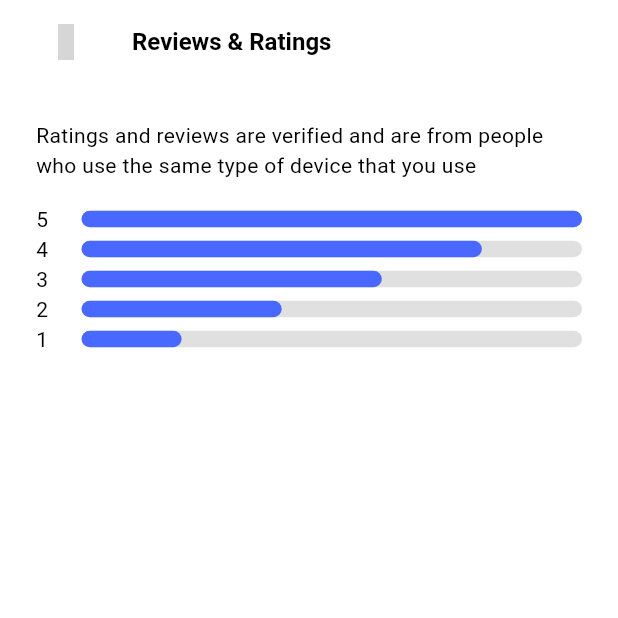
After one commit to Bennerth-gya/maranatha, a Flutter app: the MaranathaProductReviewScreen screen opened directly, on a phone screen of 412 x 824 dp, the top half of it. The commit adds this screen. Run offline on Flutter 3.47's test engine with Material 3 defaults, Android fonts, the phone set to English and light mode, and no system bars; our stand-ins replace carousel_slider, get, get_storage, iconsax, logger, readmore and 1 more; accounts and stored records are empty; Roboto replaces fonts that are missing (Poppins); grey boxes are pictures that could not be loaded.

Commit message:
making updates

```diff
--- a/maranatha/lib/features/shop/product_details/product_details.dart
+++ b/maranatha/lib/features/shop/product_details/product_details.dart
@@ -1,10 +1,13 @@
 import 'package:flutter/material.dart';
+import 'package:get/get.dart';
+import 'package:get/utils.dart';
 import 'package:iconsax/iconsax.dart';
 import 'package:maranatha/common/widgets/texts/section_heading.dart';
 import 'package:maranatha/features/shop/product_details/product_attributes.dart';
 import 'package:maranatha/features/shop/product_details/product_details_image_slider.dart';
 import 'package:maranatha/features/shop/product_details/product_meta_data.dart';
 import 'package:maranatha/features/shop/product_details/rating_share_widget.dart';
+import 'package:maranatha/features/shop/screens/product_review_screen.dart';
 import 'package:maranatha/features/shop/screens/store/widgets/brand_add_to_cart_widgets.dart';
 import 'package:maranatha/utils/constants/sizes.dart';
 import 'package:maranatha/utils/helpers/helper_function.dart';
@@ -85,7 +88,7 @@ class ProductDetailsScreen extends StatelessWidget {
                     mainAxisAlignment: MainAxisAlignment.spaceBetween,
                     children: [
                       MaranathaSectionHeading(title: 'Reviews(199)', showActionButton: false,),
-                      IconButton(onPressed: (){}, icon: const Icon(Iconsax.arrow_right_3, size: 18,))
+                      IconButton(onPressed: () => Get.to(() => const MaranathaProductReviewScreen()), icon: const Icon(Iconsax.arrow_right_3, size: 18,))
                     ],
                   ),
                   const SizedBox(height: MaranathaSizes.spaceBtwSections,)
--- /dev/null
+++ b/maranatha/lib/features/shop/screens/home/widgets/progress_indicator_and_rating.dart
@@ -0,0 +1,37 @@
+import 'package:flutter/material.dart';
+import 'package:maranatha/utils/constants/colors.dart';
+import 'package:maranatha/utils/device/device_utility.dart';
+
+// Helper Widget for Rating Progress Indicators
+class MaranathaRatingProgressIndicator extends StatelessWidget {
+  const MaranathaRatingProgressIndicator({
+    super.key,
+    required this.text,
+    required this.value,
+  });
+
+  final String text;
+  final double value;
+
+  @override
+  Widget build(BuildContext context) {
+    return Row(
+      children: [
+        Expanded(flex: 1, child: Text(text, style: Theme.of(context).textTheme.bodyMedium)),
+        Expanded(
+          flex: 11,
+          child: SizedBox(
+            width: MaranathaDeviceUtils.getScreenWidth(context) * 0.8, // Adjust width as needed
+            child: LinearProgressIndicator(
+              value: value,
+              minHeight: 11,
+              backgroundColor: MaranathaColors.grey,
+              valueColor: const AlwaysStoppedAnimation(MaranathaColors.primaryColor),
+              borderRadius: BorderRadius.circular(7),
+            ),
+          ),
+        )
+      ],
+    );
+  }
+}
--- /dev/null
+++ b/maranatha/lib/features/shop/screens/product_review_screen.dart
@@ -0,0 +1,40 @@
+import 'package:flutter/material.dart';
+import 'package:maranatha/common/widgets/appbar/appbar.dart'; // Keep one
+import 'package:maranatha/features/shop/screens/home/widgets/progress_indicator_and_rating.dart';
+import 'package:maranatha/utils/constants/colors.dart';
+import 'package:maranatha/utils/constants/sizes.dart';
+// import 'package:maranatha/common/widgets/appbar/appbar.dart'; // Removed duplicate import
+import 'package:maranatha/utils/device/device_utility.dart';
+
+class MaranathaProductReviewScreen extends StatelessWidget {
+  const MaranathaProductReviewScreen({super.key});
+
+  @override
+  Widget build(BuildContext context) {
+    return Scaffold(
+      //<<-------------------AppBar------------------->>
+      appBar: const MaranathaAppBar(title: Text('Reviews & Ratings'), showBackArrow: true,),
+
+      //<<-------------------Body-------------------->>
+      body: SingleChildScrollView(
+        child: Padding(
+          padding: const EdgeInsets.all(MaranathaSizes.defaultSpace),
+          child: Column(
+            crossAxisAlignment: CrossAxisAlignment.start,
+            children: [
+              const Text('Ratings and reviews are verified and are from people who use the same type of device that you use'),
+              const SizedBox(height: MaranathaSizes.spaceBtwItems,),
+
+              //<<--------------------Overall Product Ratings------------------------->>
+              MaranathaRatingProgressIndicator(text: '5', value: 1.0,),
+              MaranathaRatingProgressIndicator(text: '4', value: 0.8,),
+              MaranathaRatingProgressIndicator(text: '3', value: 0.6,),
+              MaranathaRatingProgressIndicator(text: '2', value: 0.4,),
+              MaranathaRatingProgressIndicator(text: '1', value: 0.2,)
+            ],
+          ),
+          ),
+      ),
+    );
+  }
+}
--- /dev/null
+++ b/maranatha/lib/features/shop/screens/store/widgets/rating_progress_indicator.dart
@@ -0,0 +1,2 @@
+
+import 'package:flutter/material.dart';
--- a/maranatha/pubspec.yaml
+++ b/maranatha/pubspec.yaml
@@ -35,6 +35,7 @@ dependencies:
   # Product Specific
   readmore: ^2.2.0
   carousel_slider_x: ^6.0.7
+  flutter_rating_bar: ^4.0.1
 
 dev_dependencies:
   flutter_test:
```
Also changed, not shown: maranatha/pubspec.lock.
